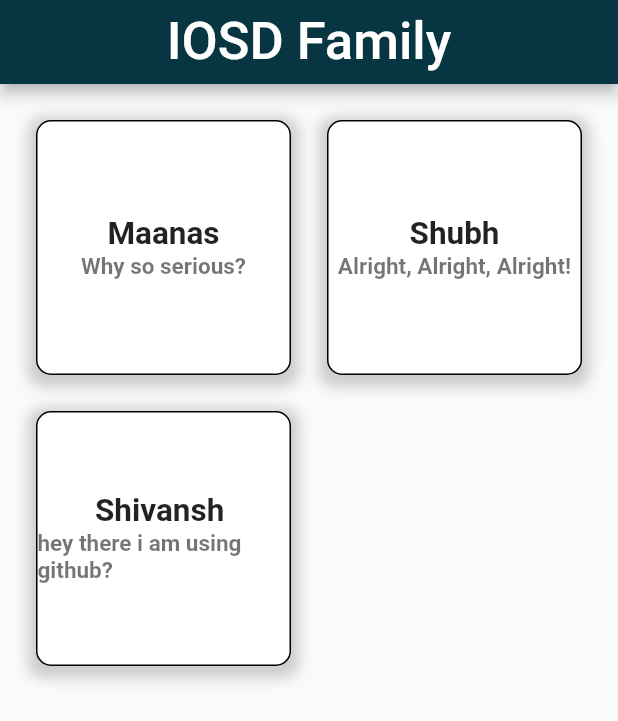
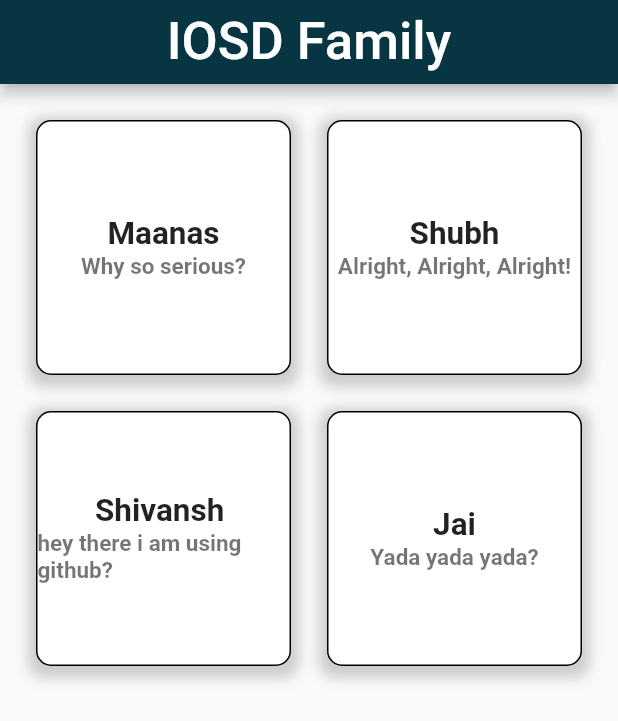
Before and after one commit to maanas-talwar/IOSD-dev-week, a Flutter app: the screen it shows after launch, on a phone screen of 412 x 824 dp. Shown: the top 721 px of the screen. Run offline on Flutter 3.47's test engine with Material 2 defaults, Android fonts, the phone set to English and light mode, and no system bars; drawn by our look-alikes of auto_size_text.

Commit message:
Update main.dart

```diff
--- a/lib/main.dart
+++ b/lib/main.dart
@@ -16,6 +16,7 @@ class MyApp extends StatelessWidget {
     allPeople.add(Person("Shubh", "Alright, Alright, Alright!"));
 //    allPeople.add(Person("Shubh", "Why so serious?"));
 allPeople.add(Person("Shivansh ", "hey there i am using github?"));
+    allPeople.add(Person("Jai", "Yada yada yada?"));
 
     return MaterialApp(
       home: Scaffold(
```
